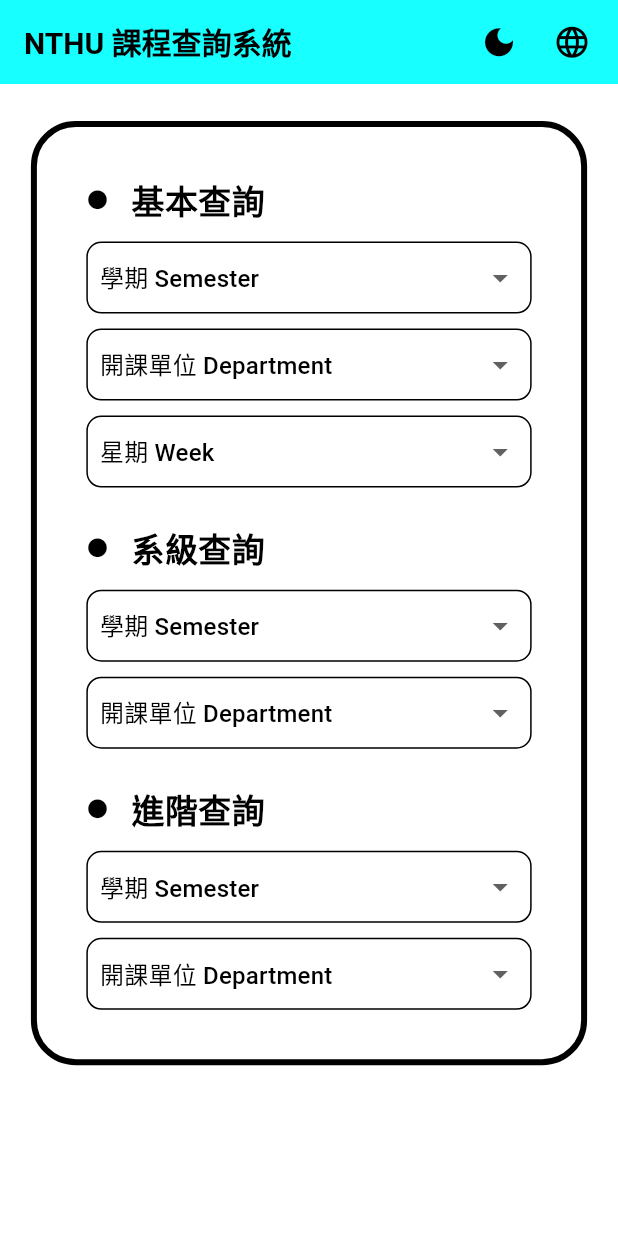
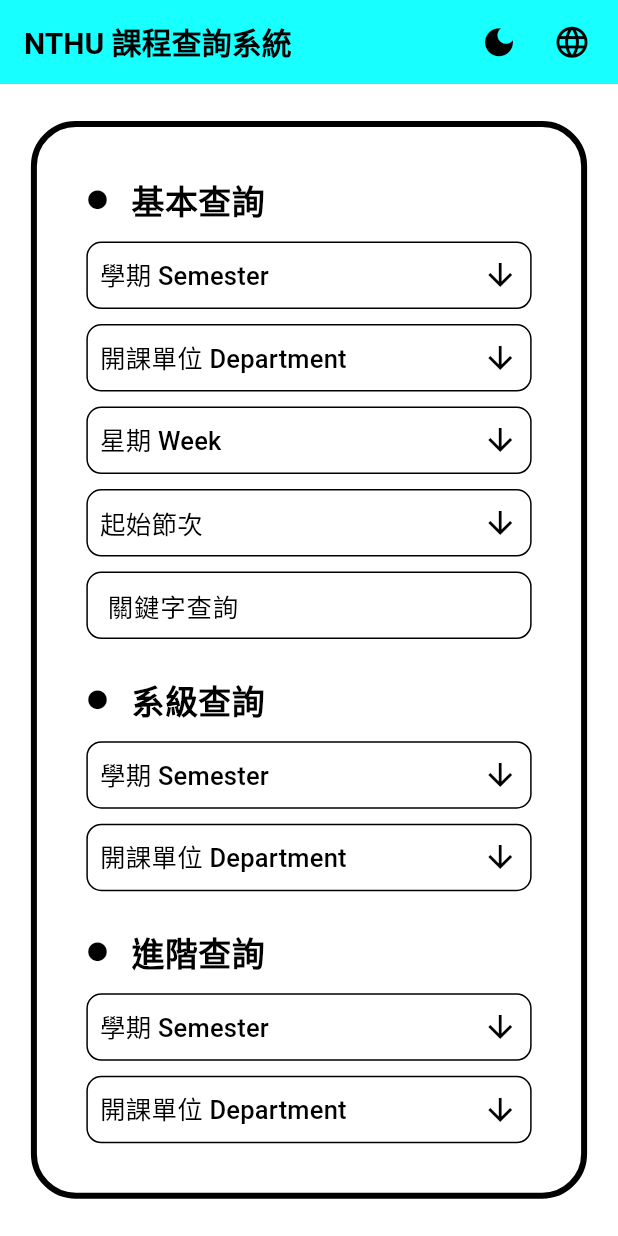
Before and after one commit to NTHU-CLL/NTHU-Curriculum-System, a Flutter app: the screen it shows after launch, on a phone screen of 412 x 824 dp. Run offline on Flutter 3.47's test engine with Material 3 defaults, Android fonts, the phone set to English and light mode, and no system bars; drawn by our look-alikes of dropdown_button2; our stand-ins replace easy_localization, responsive_sizer.

Commit message:
v240418_1241
Keyword search

```diff
--- a/app/assets/translations/en-US.json
+++ b/app/assets/translations/en-US.json
@@ -8,5 +8,6 @@
   "query_mix": "Mixed Query",
   "query_advanced": "Advanced Query",
   "search_all": "All",
-  "search_hint": "Search"
+  "search_hint": "Search",
+  "search_keyword": "Search keyword"
 }
--- a/app/assets/translations/zh-TW.json
+++ b/app/assets/translations/zh-TW.json
@@ -8,5 +8,6 @@
   "query_mix": "系級查詢",
   "query_advanced": "進階查詢",
   "search_all": "全部",
-  "search_hint": "搜尋"
+  "search_hint": "搜尋",
+  "search_keyword": "關鍵字查詢"
 }
--- /dev/null
+++ b/app/lib/define/time.dart
@@ -0,0 +1,18 @@
+import '../object.dart';
+import 'package:flutter/material.dart';
+
+SearchQueryController queryStartTime = SearchQueryController(
+  select: "起始節次",
+  search: TextEditingController(),
+  subjects: [
+    "起始節次",
+    "1",
+    "2",
+    "3",
+    "4",
+    "5",
+    "6",
+    "7",
+    "8",
+  ],
+);
--- a/app/lib/main.dart
+++ b/app/lib/main.dart
@@ -1,5 +1,8 @@
+import 'material/keyword.dart';
+import 'style.dart';
 import 'object.dart';
 import 'define/week.dart';
+import 'define/time.dart';
 import 'define/semester.dart';
 import 'define/department.dart';
 import 'material/frame.dart';
@@ -8,8 +11,6 @@
 import 'package:flutter/material.dart';
 import 'package:responsive_sizer/responsive_sizer.dart';
 import 'package:easy_localization/easy_localization.dart';
-
-import 'style.dart';
 
 List<Course> courses = [];
 
@@ -39,6 +40,7 @@
 
 class _MyAppState extends State<MyApp> {
   ThemeMode mainThemeMode = ThemeMode.system;
+  TextEditingController queryCtl = TextEditingController();
 
   @override
   Widget build(BuildContext context) {
@@ -114,9 +116,11 @@
                               isLight,
                               tr('query_basic'),
                               compactQuery([
-                                dropDownButtonSearch(isLight, isMobile ? constraints.maxWidth : 300, querySemester),
-                                dropDownButtonSearch(isLight, isMobile ? constraints.maxWidth : 300, queryDepartment),
-                                dropDownButtonSearch(isLight, isMobile ? constraints.maxWidth : 300, queryWeek),
+                                dropDownButtonSearch(isLight, isMobile ? constraints.maxWidth : 200, querySemester),
+                                dropDownButtonSearch(isLight, isMobile ? constraints.maxWidth : 250, queryDepartment),
+                                dropDownButtonSearch(isLight, isMobile ? constraints.maxWidth : 180, queryWeek),
+                                dropDownButtonSearch(isLight, isMobile ? constraints.maxWidth : 150, queryStartTime),
+                                keyword(isLight, queryCtl, isMobile ? constraints.maxWidth : 200),
                               ]),
                             ),
                             SizedBox(height: 3.h),
--- a/app/lib/material/dropdown.dart
+++ b/app/lib/material/dropdown.dart
@@ -11,6 +11,12 @@
       return DropdownButtonHideUnderline(
         child: DropdownButton2<String>(
           isExpanded: true,
+          iconStyleData: IconStyleData(
+            icon: Icon(
+              Icons.arrow_downward,
+              color: isLight ? Colors.black : Colors.white,
+            ),
+          ),
           items: queryCtl.subjects
               .map(
                 (item) => DropdownMenuItem(
@@ -28,6 +34,7 @@
           buttonStyleData: ButtonStyleData(
             padding: const EdgeInsets.symmetric(horizontal: 8),
             width: width,
+            height: 45,
             decoration: BoxDecoration(
               color: isLight ? Colors.white : Colors.black,
               borderRadius: BorderRadius.circular(10),
--- /dev/null
+++ b/app/lib/material/keyword.dart
@@ -0,0 +1,32 @@
+import '../style.dart';
+import 'package:flutter/material.dart';
+import 'package:easy_localization/easy_localization.dart';
+
+Widget keyword(bool isLight, TextEditingController queryCtl, double width) {
+  return SizedBox(
+    width: width,
+    height: 45,
+    child: TextField(
+      controller: queryCtl,
+      decoration: InputDecoration(
+        hintText: "search_keyword".tr(),
+        hintStyle: bodyContentStyle(isLight),
+        contentPadding: const EdgeInsets.all(10.0),
+        enabledBorder: OutlineInputBorder(
+          borderRadius: BorderRadius.circular(10),
+          borderSide: BorderSide(
+            width: 1,
+            color: isLight ? Colors.black : Colors.white,
+          ),
+        ),
+        border: OutlineInputBorder(
+          borderRadius: BorderRadius.circular(10),
+          borderSide: BorderSide(
+            width: 1,
+            color: isLight ? Colors.black : Colors.white,
+          ),
+        ),
+      ),
+    ),
+  );
+}
--- a/app/lib/style.dart
+++ b/app/lib/style.dart
@@ -28,7 +28,7 @@
 
 TextStyle bodyContentStyle(bool isLight) {
   return TextStyle(
-    fontSize: 16,
+    fontSize: 17,
     color: isLight ? Colors.black : Colors.white,
   );
 }
```
